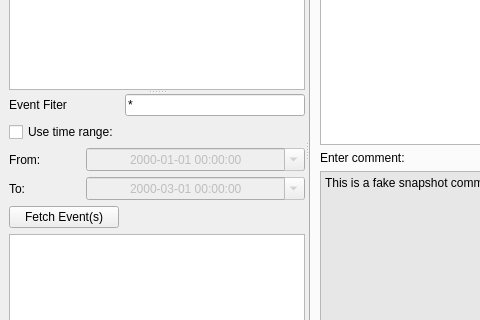
Qt form python/src/client/ui/ui_masar.ui (epics-base/masarService) before a commit; both pictures show x 0 to 480 and y 299 to 619 of the 1207 by 919 pixel window.
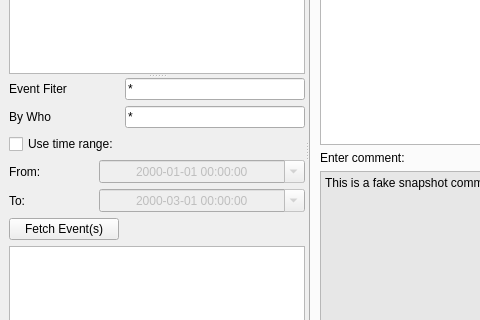
The same form after that commit.

Commit message: add reg match to search configuration and event add new support to get event by initializer

```diff
--- a/python/src/client/ui/ui_masar.ui
+++ b/python/src/client/ui/ui_masar.ui
@@ -90,35 +90,21 @@
         <layout class="QVBoxLayout" name="eventVerticalLayout">
          <item>
           <layout class="QGridLayout" name="eventGridLayout">
-           <item row="0" column="0" colspan="3">
-            <widget class="QLabel" name="eventFilterLabel">
-             <property name="text">
-              <string>Event Fiter</string>
-             </property>
-            </widget>
-           </item>
-           <item row="0" column="3">
-            <widget class="QLineEdit" name="eventFilterLineEdit">
-             <property name="text">
-              <string>*</string>
-             </property>
-            </widget>
-           </item>
-           <item row="1" column="0" colspan="3">
+           <item row="2" column="0" colspan="3">
             <widget class="QCheckBox" name="timeRangeCheckBox">
              <property name="text">
               <string>Use time range:</string>
              </property>
             </widget>
            </item>
-           <item row="2" column="0">
+           <item row="3" column="0">
             <widget class="QLabel" name="eventStartLabel">
              <property name="text">
               <string>From:</string>
              </property>
             </widget>
            </item>
-           <item row="2" column="2" colspan="2">
+           <item row="3" column="2" colspan="2">
             <widget class="QDateTimeEdit" name="eventStartDateTime">
              <property name="enabled">
               <bool>false</bool>
@@ -137,21 +123,21 @@
              </property>
             </widget>
            </item>
-           <item row="3" column="0">
+           <item row="4" column="0">
             <widget class="QLabel" name="eventEndLabel">
              <property name="text">
               <string>To:</string>
              </property>
             </widget>
            </item>
-           <item row="4" column="0" colspan="3">
+           <item row="5" column="0" colspan="3">
             <widget class="QPushButton" name="fetchEventButton">
              <property name="text">
               <string>Fetch Event(s)</string>
              </property>
             </widget>
            </item>
-           <item row="3" column="2" colspan="2">
+           <item row="4" column="2" colspan="2">
             <widget class="QDateTimeEdit" name="eventEndDateTime">
              <property name="enabled">
               <bool>false</bool>
@@ -180,6 +166,34 @@
              </property>
             </widget>
            </item>
+           <item row="0" column="3">
+            <widget class="QLineEdit" name="eventFilterLineEdit">
+             <property name="text">
+              <string>*</string>
+             </property>
+            </widget>
+           </item>
+           <item row="1" column="3">
+            <widget class="QLineEdit" name="initializerTextEdit">
+             <property name="text">
+              <string>*</string>
+             </property>
+            </widget>
+           </item>
+           <item row="0" column="0">
+            <widget class="QLabel" name="eventFilterLabel">
+             <property name="text">
+              <string>Event Fiter</string>
+             </property>
+            </widget>
+           </item>
+           <item row="1" column="0">
+            <widget class="QLabel" name="ByWho">
+             <property name="text">
+              <string>By Who</string>
+             </property>
+            </widget>
+           </item>
           </layout>
          </item>
          <item>
@@ -209,7 +223,7 @@
         </layout>
        </widget>
       </widget>
-      <widget class="QWidget" name="">
+      <widget class="QWidget" name="layoutWidget">
        <layout class="QVBoxLayout" name="verticalLayout">
         <item>
          <widget class="QTabWidget" name="snapshotTabWidget">
```
Left out of the diff: 21 changed lines with no effect on the pictures. The commit also changes 6 other files.
